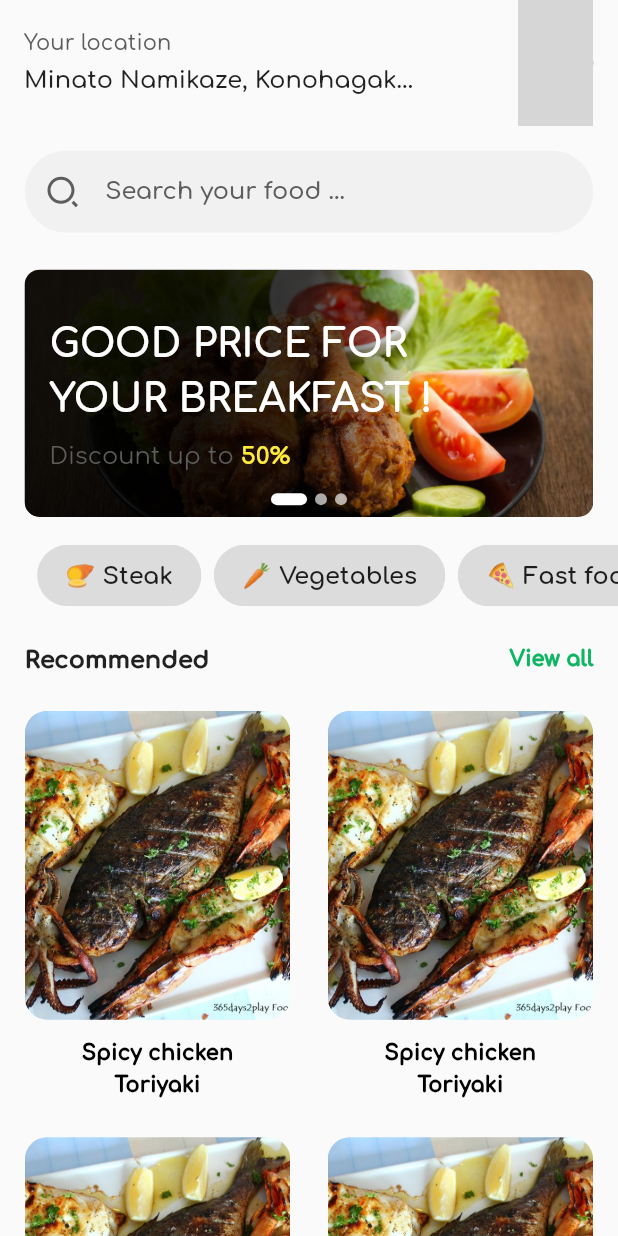
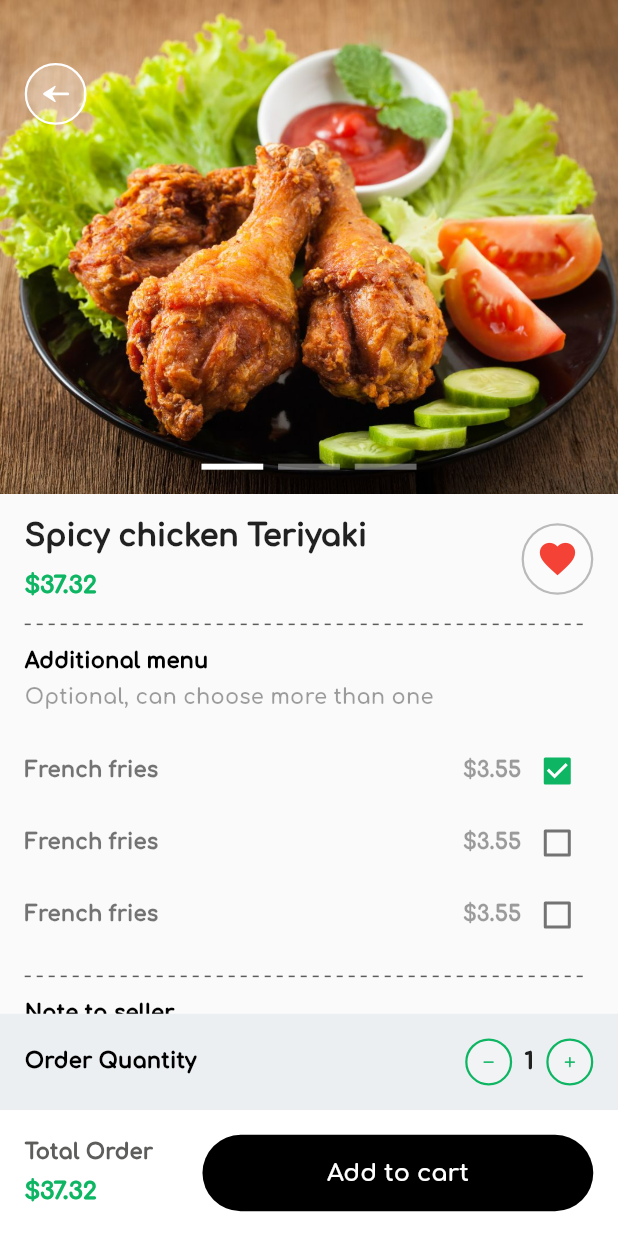
Before and after one commit to minato223/food_app_chal1, a Flutter app: the screen it shows after launch, on a phone screen of 412 x 824 dp. Run offline on Flutter 3.47's test engine with Material 2 defaults, Android fonts, the light colour scheme and no system bars; drawn by our look-alikes of dotted_line; our stand-ins replace flutter_svg; grey boxes are pictures that could not be loaded.

Commit message:
Page detail

```diff
--- a/lib/main.dart
+++ b/lib/main.dart
@@ -1,4 +1,5 @@
 import 'package:flutter/material.dart';
+import 'package:food_app_chal1/views/food-detail/food_detail.dart';
 import 'package:food_app_chal1/views/home/home.dart';
 
 void main() {
@@ -14,7 +15,7 @@ class MyApp extends StatelessWidget {
       debugShowCheckedModeBanner: false,
       title: 'Flutter Demo',
       theme: ThemeData(primarySwatch: Colors.blue, fontFamily: "Comfortaa"),
-      home: const Home(),
+      home: const FoodDetail(),
     );
   }
 }
--- /dev/null
+++ b/lib/views/food-detail/food_detail.dart
@@ -0,0 +1,254 @@
+import 'package:dotted_line/dotted_line.dart';
+import 'package:flutter/material.dart';
+import 'package:flutter_svg/flutter_svg.dart';
+import 'package:food_app_chal1/constants/app_colors.dart';
+import 'package:food_app_chal1/constants/app_icons.dart';
+import 'package:food_app_chal1/constants/app_images.dart';
+import 'package:food_app_chal1/constants/app_sizes.dart';
+import 'package:food_app_chal1/widgets/app_button.dart';
+import 'package:food_app_chal1/widgets/xspace.dart';
+
+class FoodDetail extends StatelessWidget {
+  const FoodDetail({super.key});
+
+  @override
+  Widget build(BuildContext context) {
+    ThemeData theme = Theme.of(context);
+    AppSizes size = AppSizes(context);
+    return Scaffold(
+      body: Column(
+        children: [
+          Container(
+            height: size.HEIGHT * .4,
+            width: size.WIDTH,
+            padding: EdgeInsets.all(size.CONTENT_SPACE),
+            decoration: BoxDecoration(
+                image: DecorationImage(
+                    image: AssetImage(AppImages.food2), fit: BoxFit.cover)),
+            child: Stack(children: [
+              Align(
+                alignment: const Alignment(-1, -.8),
+                child: roundedIconButton(
+                    child: SvgPicture.asset(
+                  AppIcons.arrowLeft,
+                  color: Colors.white,
+                )),
+              ),
+              Align(
+                alignment: Alignment.bottomCenter,
+                child: Row(
+                  mainAxisAlignment: MainAxisAlignment.center,
+                  children: List.generate(3, (index) {
+                    return Container(
+                      width: size.CONTENT_SPACE * 2.5,
+                      height: 4,
+                      margin: EdgeInsets.symmetric(
+                          horizontal: size.CONTENT_SPACE * .3),
+                      decoration: BoxDecoration(
+                          // borderRadius: BorderRadius.circular(2),
+                          color: index == 0 ? Colors.white : Colors.white38),
+                    );
+                  }),
+                ),
+              )
+            ]),
+          ),
+          Expanded(
+              child: ListView(
+            padding: EdgeInsets.all(size.CONTENT_SPACE),
+            physics: const BouncingScrollPhysics(),
+            children: [
+              Row(
+                mainAxisAlignment: MainAxisAlignment.spaceBetween,
+                crossAxisAlignment: CrossAxisAlignment.center,
+                children: [
+                  Expanded(
+                    child: Column(
+                      crossAxisAlignment: CrossAxisAlignment.start,
+                      children: [
+                        Text('Spicy chicken Teriyaki',
+                            style: theme.textTheme.titleLarge!
+                                .copyWith(fontWeight: FontWeight.w900)),
+                        XSpace(size.CONTENT_SPACE * .8).y,
+                        Text('\$37.32',
+                            style: theme.textTheme.titleMedium!.copyWith(
+                                color: AppColors.greenColor,
+                                fontWeight: FontWeight.w900))
+                      ],
+                    ),
+                  ),
+                  roundedIconButton(
+                      child: const Icon(
+                        Icons.favorite,
+                        color: Colors.red,
+                      ),
+                      borderColor: Colors.black26,
+                      ratio: size.CONTENT_SPACE * 2.9)
+                ],
+              ),
+              Padding(
+                padding: EdgeInsets.symmetric(vertical: size.CONTENT_SPACE),
+                child: DottedLine(
+                  dashColor: AppColors.textColor,
+                ),
+              ),
+              Column(
+                crossAxisAlignment: CrossAxisAlignment.start,
+                children: [
+                  Text('Additional menu',
+                      style: theme.textTheme.titleSmall!
+                          .copyWith(fontWeight: FontWeight.w900)),
+                  XSpace(size.CONTENT_SPACE * .5).y,
+                  Text('Optional, can choose more than one',
+                      style: theme.textTheme.titleSmall!.copyWith(
+                          color: Colors.black38, fontWeight: FontWeight.w800))
+                ],
+              ),
+              Padding(
+                padding: EdgeInsets.symmetric(vertical: size.CONTENT_SPACE),
+                child: Column(
+                  children: List.generate(3, (index) {
+                    return Row(
+                      mainAxisAlignment: MainAxisAlignment.spaceBetween,
+                      crossAxisAlignment: CrossAxisAlignment.center,
+                      children: [
+                        Text('French fries',
+                            style: theme.textTheme.titleSmall!.copyWith(
+                                color: Colors.black54,
+                                fontWeight: FontWeight.w900)),
+                        Row(
+                          crossAxisAlignment: CrossAxisAlignment.center,
+                          children: [
+                            Text('\$3.55',
+                                style: theme.textTheme.titleSmall!.copyWith(
+                                    color: Colors.black38,
+                                    fontWeight: FontWeight.w900)),
+                            // XSpace(size.CONTENT_SPACE / 2).x,
+                            Checkbox(
+                              activeColor: AppColors.greenColor,
+                              value: index == 0,
+                              onChanged: (t) {},
+                            ),
+                          ],
+                        )
+                      ],
+                    );
+                  }),
+                ),
+              ),
+              Padding(
+                padding: EdgeInsets.only(bottom: size.CONTENT_SPACE),
+                child: DottedLine(
+                  dashColor: AppColors.textColor,
+                ),
+              ),
+              Text('Note to seller',
+                  style: theme.textTheme.titleSmall!
+                      .copyWith(fontWeight: FontWeight.w900)),
+              Container(
+                padding: EdgeInsets.all(size.CONTENT_SPACE),
+                margin: EdgeInsets.symmetric(vertical: size.CONTENT_SPACE),
+                decoration: BoxDecoration(
+                    color: Colors.white,
+                    borderRadius: BorderRadius.circular(15)),
+                child: Text(
+                    'Fugiat nostrud voluptate consectetur velit amet ullamco pariatur qui duis ullamco magna elit.',
+                    style: theme.textTheme.bodySmall!
+                        .copyWith(color: AppColors.textColor, height: 2)),
+              )
+            ],
+          )),
+          SizedBox(
+            child: Column(
+              children: [
+                Container(
+                  padding: EdgeInsets.all(size.CONTENT_SPACE),
+                  color: Colors.blueGrey[50],
+                  child: Row(
+                    mainAxisAlignment: MainAxisAlignment.spaceBetween,
+                    crossAxisAlignment: CrossAxisAlignment.center,
+                    children: [
+                      Text('Order Quantity',
+                          style: theme.textTheme.titleSmall!
+                              .copyWith(fontWeight: FontWeight.w900)),
+                      Row(
+                        children: [
+                          roundedIconButton(
+                              child: Icon(
+                                Icons.remove_rounded,
+                                color: AppColors.greenColor,
+                              ),
+                              borderColor: AppColors.greenColor,
+                              ratio: size.CONTENT_SPACE * 1.9),
+                          Padding(
+                            padding: EdgeInsets.symmetric(
+                                horizontal: size.CONTENT_SPACE / 2),
+                            child: Text('1',
+                                style: theme.textTheme.titleMedium!
+                                    .copyWith(fontWeight: FontWeight.w900)),
+                          ),
+                          roundedIconButton(
+                              child: Icon(
+                                Icons.add_rounded,
+                                color: AppColors.greenColor,
+                              ),
+                              borderColor: AppColors.greenColor,
+                              ratio: size.CONTENT_SPACE * 1.9)
+                        ],
+                      )
+                    ],
+                  ),
+                ),
+                Container(
+                  padding: EdgeInsets.all(size.CONTENT_SPACE),
+                  decoration: const BoxDecoration(color: Colors.white),
+                  child: Row(
+                    children: [
+                      Column(
+                        crossAxisAlignment: CrossAxisAlignment.start,
+                        children: [
+                          Text('Total Order',
+                              style: theme.textTheme.titleSmall!.copyWith(
+                                  color: AppColors.textColor,
+                                  fontWeight: FontWeight.w900)),
+                          XSpace(size.CONTENT_SPACE / 2).y,
+                          Text('\$37.32',
+                              style: theme.textTheme.titleMedium!.copyWith(
+                                  color: AppColors.greenColor,
+                                  fontWeight: FontWeight.w900))
+                        ],
+                      ),
+                      XSpace(size.CONTENT_SPACE * 2).x,
+                      Expanded(
+                          child: AppButton(
+                        text: "Add to cart",
+                      ))
+                    ],
+                  ),
+                ),
+              ],
+            ),
+          ),
+        ],
+      ),
+    );
+  }
+
+  Widget roundedIconButton(
+      {required Widget child, Color? borderColor, double? ratio}) {
+    return Builder(builder: (context) {
+      AppSizes size = AppSizes(context);
+      double r = ratio ?? size.CONTENT_SPACE * 2.5;
+      return Container(
+        height: r,
+        width: r,
+        padding: EdgeInsets.all(size.CONTENT_SPACE / 2),
+        decoration: BoxDecoration(
+            color: Colors.white24,
+            border: Border.all(color: borderColor ?? Colors.white, width: 1.5),
+            shape: BoxShape.circle),
+        child: FittedBox(child: child),
+      );
+    });
+  }
+}
--- /dev/null
+++ b/lib/widgets/app_button.dart
@@ -0,0 +1,39 @@
+// ignore_for_file: must_be_immutable
+
+import 'package:flutter/material.dart';
+import 'package:food_app_chal1/constants/app_sizes.dart';
+
+class AppButton extends StatelessWidget {
+  Function()? onTap;
+  String? text;
+  Color? background;
+  Color? color;
+  BorderRadiusGeometry? borderRadius;
+  AppButton(
+      {super.key,
+      this.onTap,
+      this.text,
+      this.color,
+      this.background,
+      this.borderRadius});
+
+  @override
+  Widget build(BuildContext context) {
+    ThemeData theme = Theme.of(context);
+    AppSizes size = AppSizes(context);
+    return InkWell(
+        onTap: onTap,
+        child: Container(
+          padding: EdgeInsets.symmetric(vertical: size.CONTENT_SPACE),
+          decoration: BoxDecoration(
+              color: background ?? Colors.black,
+              borderRadius: borderRadius ?? BorderRadius.circular(30)),
+          alignment: Alignment.center,
+          child: Text(
+            text ?? "Button",
+            style: theme.textTheme.titleMedium!.copyWith(
+                color: color ?? Colors.white, fontWeight: FontWeight.w800),
+          ),
+        ));
+  }
+}
--- a/pubspec.yaml
+++ b/pubspec.yaml
@@ -14,7 +14,7 @@ dependencies:
 
   cupertino_icons: ^1.0.2
   flutter_svg: ^1.1.6
-  dotted_border: ^2.0.0+3
+  dotted_line: ^3.1.0
 
 dev_dependencies:
   flutter_test:
```
Also changed, not shown: pubspec.lock.
